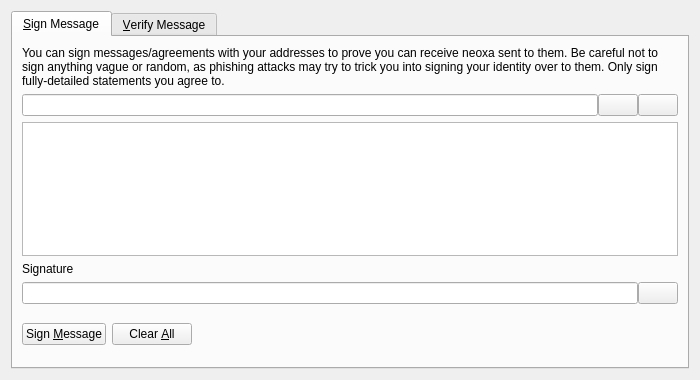
Above: src/qt/forms/signverifymessagedialog.ui from NeoxaChain/Neoxa before the change. Below: the same form after it.
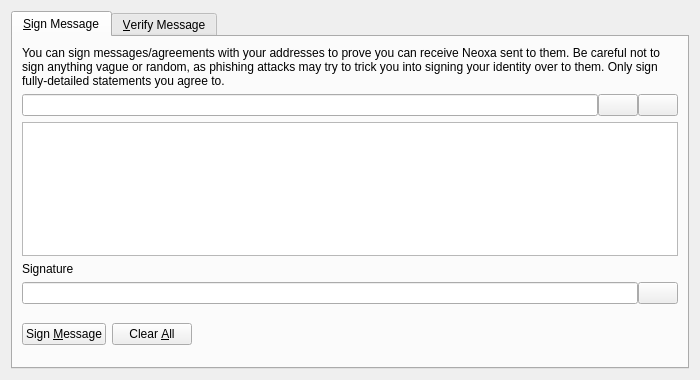
That is the form after the change. Icons and pictures are not drawn. Custom widgets are drawn as their Qt base class.

Patch:
```diff
--- a/src/qt/forms/signverifymessagedialog.ui
+++ b/src/qt/forms/signverifymessagedialog.ui
@@ -30,7 +30,7 @@
        <item>
         <widget class="QLabel" name="infoLabel_SM">
          <property name="text">
-          <string>You can sign messages/agreements with your addresses to prove you can receive neoxa sent to them. Be careful not to sign anything vague or random, as phishing attacks may try to trick you into signing your identity over to them. Only sign fully-detailed statements you agree to.</string>
+          <string>You can sign messages/agreements with your addresses to prove you can receive Neoxa sent to them. Be careful not to sign anything vague or random, as phishing attacks may try to trick you into signing your identity over to them. Only sign fully-detailed statements you agree to.</string>
          </property>
          <property name="textFormat">
           <enum>Qt::PlainText</enum>
```
Left out of the diff: 40 changed lines with no effect on the pictures.
